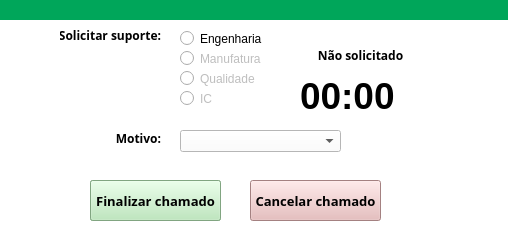
First picture: the form in uis/chamado.ui, repository alosbh/all-in-one, before the edit.
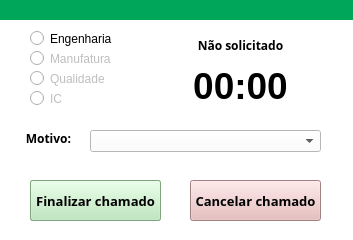
Second picture: the form after the edit.

```diff
--- a/uis/chamado.ui
+++ b/uis/chamado.ui
@@ -6,7 +6,7 @@
    <rect>
     <x>0</x>
     <y>0</y>
-    <width>511</width>
+    <width>353</width>
     <height>240</height>
    </rect>
   </property>
@@ -54,41 +54,17 @@
    <widget class="QComboBox" name="lista_motivos">
     <property name="geometry">
      <rect>
-      <x>180</x>
+      <x>90</x>
       <y>130</y>
-      <width>161</width>
+      <width>231</width>
       <height>22</height>
      </rect>
     </property>
    </widget>
-   <widget class="QLabel" name="lbl_time">
-    <property name="geometry">
-     <rect>
-      <x>60</x>
-      <y>20</y>
-      <width>101</width>
-      <height>31</height>
-     </rect>
-    </property>
-    <property name="font">
-     <font>
-      <family>Segoe UI Semibold</family>
-      <pointsize>9</pointsize>
-      <weight>75</weight>
-      <bold>true</bold>
-     </font>
-    </property>
-    <property name="text">
-     <string>Solicitar suporte:</string>
-    </property>
-    <property name="alignment">
-     <set>Qt::AlignRight|Qt::AlignTrailing|Qt::AlignVCenter</set>
-    </property>
-   </widget>
    <widget class="QPushButton" name="btn_solicitar">
     <property name="geometry">
      <rect>
-      <x>90</x>
+      <x>30</x>
       <y>180</y>
       <width>131</width>
       <height>41</height>
@@ -121,7 +97,7 @@
     </property>
     <property name="geometry">
      <rect>
-      <x>180</x>
+      <x>30</x>
       <y>30</y>
       <width>82</width>
       <height>17</height>
@@ -137,7 +113,7 @@
     </property>
     <property name="geometry">
      <rect>
-      <x>180</x>
+      <x>30</x>
       <y>50</y>
       <width>82</width>
       <height>17</height>
@@ -153,7 +129,7 @@
     </property>
     <property name="geometry">
      <rect>
-      <x>180</x>
+      <x>30</x>
       <y>90</y>
       <width>82</width>
       <height>17</height>
@@ -169,7 +145,7 @@
     </property>
     <property name="geometry">
      <rect>
-      <x>180</x>
+      <x>30</x>
       <y>70</y>
       <width>82</width>
       <height>17</height>
@@ -182,9 +158,9 @@
    <widget class="QLabel" name="lbl_motivos">
     <property name="geometry">
      <rect>
-      <x>60</x>
+      <x>10</x>
       <y>130</y>
-      <width>101</width>
+      <width>61</width>
       <height>31</height>
      </rect>
     </property>
@@ -206,9 +182,9 @@
    <widget class="QLabel" name="lbl_tempo">
     <property name="geometry">
      <rect>
-      <x>300</x>
-      <y>70</y>
-      <width>111</width>
+      <x>170</x>
+      <y>60</y>
+      <width>141</width>
       <height>51</height>
      </rect>
     </property>
@@ -222,13 +198,16 @@
     <property name="text">
      <string>00:00</string>
     </property>
+    <property name="alignment">
+     <set>Qt::AlignCenter</set>
+    </property>
    </widget>
    <widget class="QLabel" name="lbl_status">
     <property name="geometry">
      <rect>
-      <x>310</x>
-      <y>40</y>
-      <width>101</width>
+      <x>180</x>
+      <y>30</y>
+      <width>121</width>
       <height>31</height>
      </rect>
     </property>
@@ -253,7 +232,7 @@
     </property>
     <property name="geometry">
      <rect>
-      <x>250</x>
+      <x>190</x>
       <y>180</y>
       <width>131</width>
       <height>41</height>
@@ -283,7 +262,7 @@
    <widget class="QPushButton" name="btn_finalizar">
     <property name="geometry">
      <rect>
-      <x>90</x>
+      <x>30</x>
       <y>180</y>
       <width>131</width>
       <height>41</height>
```
